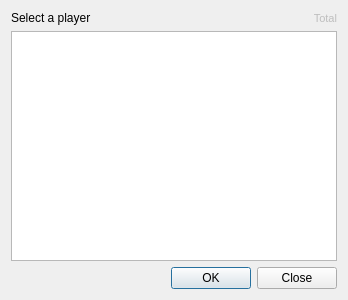
This is starcheat/templates/OpenPlayer.ui in wizzomafizzo/starcheat as Qt 5 draws it before an edit. The edited form follows.
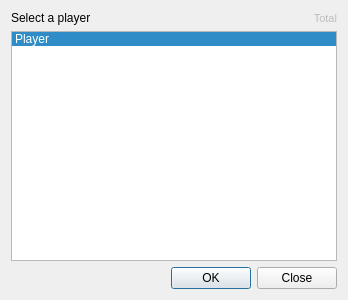
This is the edited form.

```diff
--- a/starcheat/templates/OpenPlayer.ui
+++ b/starcheat/templates/OpenPlayer.ui
@@ -40,12 +40,17 @@
        <height>32</height>
       </size>
      </property>
-     <property name="selectionRectVisible">
-      <bool>true</bool>
+     <property name="currentRow">
+      <number>0</number>
      </property>
      <property name="sortingEnabled">
       <bool>true</bool>
      </property>
+     <item>
+      <property name="text">
+       <string>Player</string>
+      </property>
+     </item>
     </widget>
    </item>
    <item row="0" column="1">
```
